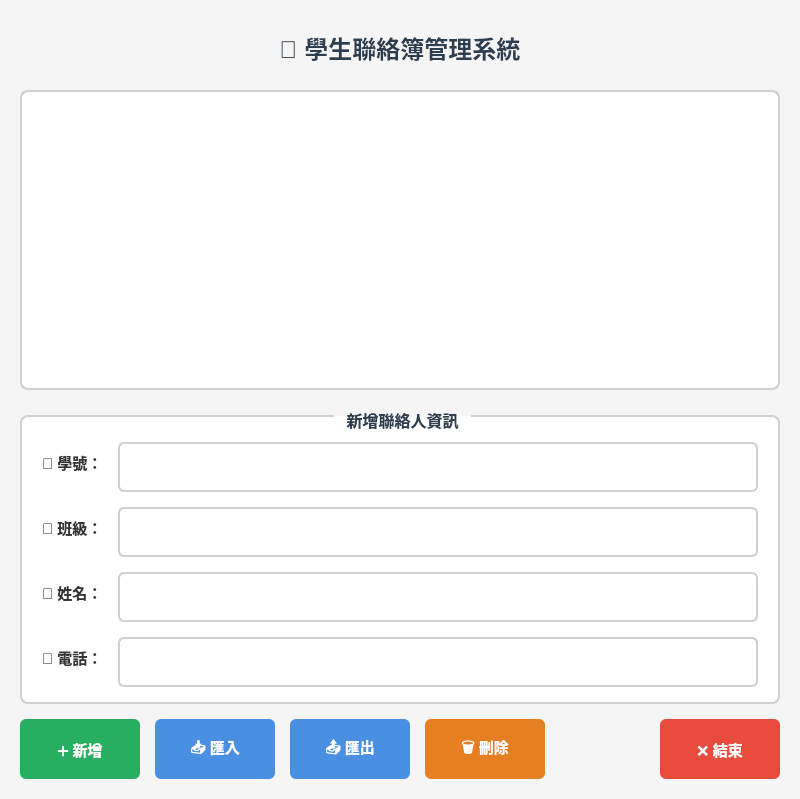
Above: contactbook.ui from hi-ma-san/ContactBook before the change. Below: the same form after it.
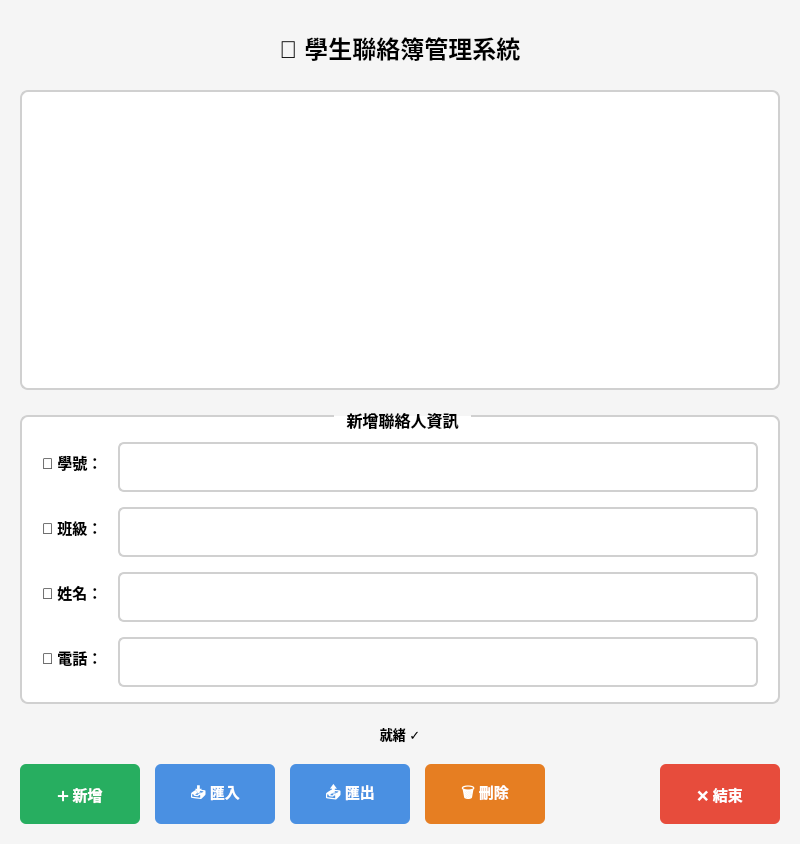
That is the form after the change.

Patch:
```diff
--- a/contactbook.ui
+++ b/contactbook.ui
@@ -24,10 +24,12 @@
     background-color: white;
     gridline-color: #e0e0e0;
     font-size: 12pt;
+    color: #000000;
 }
 
 QTableWidget::item {
     padding: 8px;
+    color: #000000;
 }
 
 QTableWidget::item:selected {
@@ -51,6 +53,7 @@
     background-color: white;
     font-size: 11pt;
     min-height: 30px;
+    color: #000000;
 }
 
 QLineEdit:focus {
@@ -60,7 +63,7 @@
 QLabel {
     font-size: 11pt;
     font-weight: bold;
-    color: #333333;
+    color: #000000;
 }
 
 QPushButton {
@@ -132,7 +135,7 @@
       <set>Qt::AlignmentFlag::AlignCenter</set>
      </property>
      <property name="styleSheet">
-      <string notr="true">font-size: 18pt; font-weight: bold; color: #2c3e50; padding: 10px;</string>
+      <string notr="true">font-size: 18pt; font-weight: bold; color: #000000; padding: 10px;</string>
      </property>
     </widget>
    </item>
@@ -163,13 +166,14 @@
     margin-top: 10px;
     padding-top: 10px;
     background-color: white;
+    color: #000000;
 }
 
 QGroupBox::title {
     subcontrol-origin: margin;
     subcontrol-position: top center;
     padding: 5px 10px;
-    color: #2c3e50;
+    color: #000000;
 }</string>
      </property>
      <layout class="QFormLayout" name="formLayout">
@@ -234,6 +238,19 @@
      </layout>
     </widget>
    </item>
+    <item>
+     <widget class="QLabel" name="statusLabel">
+      <property name="text">
+       <string>就緒 ✓</string>
+      </property>
+      <property name="alignment">
+       <set>Qt::AlignmentFlag::AlignCenter</set>
+      </property>
+      <property name="styleSheet">
+       <string notr="true">font-size: 10pt; color: #000000; padding: 5px;</string>
+      </property>
+     </widget>
+    </item>
    <item>
     <layout class="QHBoxLayout" name="horizontalLayout_2">
      <property name="spacing">
```
